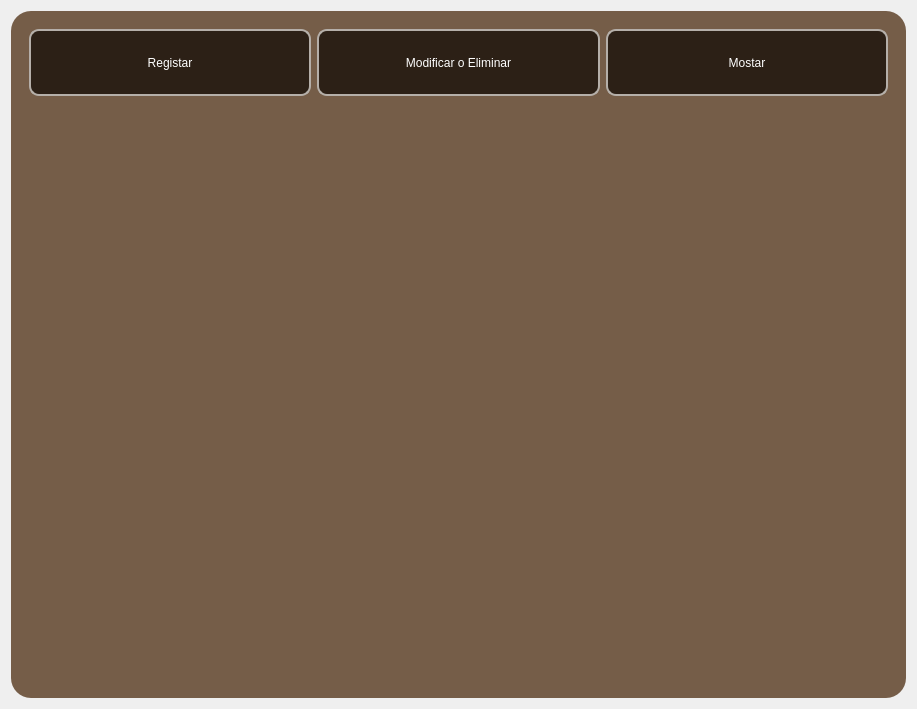
Above: ui/informes.ui from n1enkew/Sistema-de-Empleados before the change. Below: the same form after it.
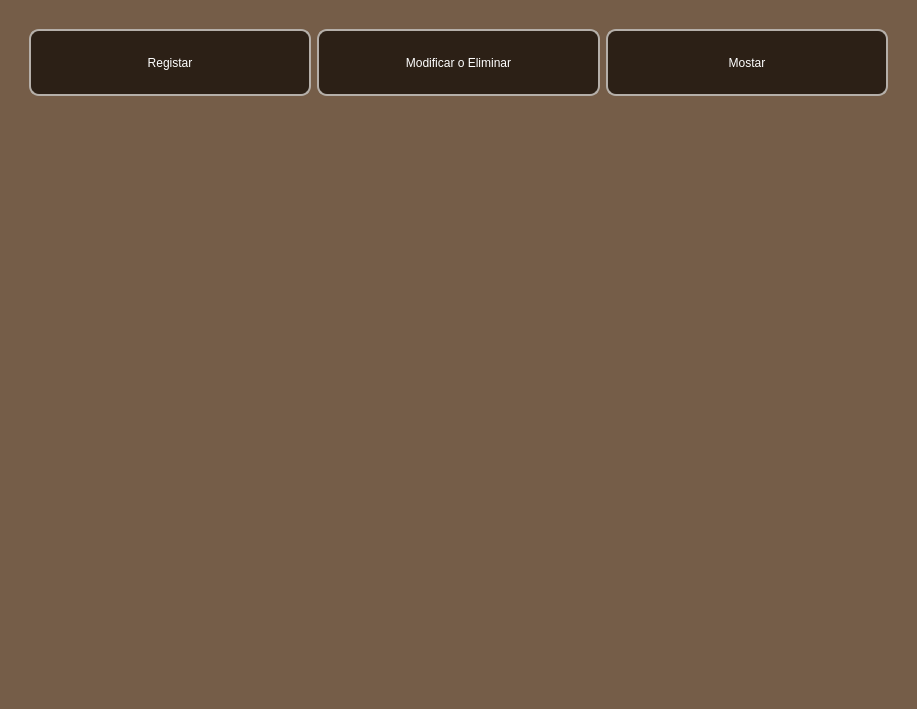
That is the form after the change.

Commit message:
Unify QWidget styling and add stacked widget
Replace QFrame-only styles with QWidget rules in empleados.ui, horarios.ui and informes.ui to apply consistent background color (rgb(117,93,72)) and rounded corners across forms. In empleados.ui add a QStackedWidget style (darker background) and insert a stackedWidget into the frame's layout. In interfaz.ui remove the global QStackedWidget background-image and instead set the background-image on the pagina_inicio QWidget so the image is localized. These changes standardize styling and introduce a stacked widget container for page content.

Diff of the .ui file:
```diff
--- a/ui/informes.ui
+++ b/ui/informes.ui
@@ -14,7 +14,12 @@
    <string>Form</string>
   </property>
   <property name="styleSheet">
-   <string notr="true">QFrame{
+   <string notr="true">QWidget{
+background-color: rgb(117, 93, 72);
+border-radius: 20px;
+}
+
+QFrame{
 background-color: rgb(117, 93, 72);
 border-radius: 20px;
 }</string>
```
The commit also changes 3 other files.
